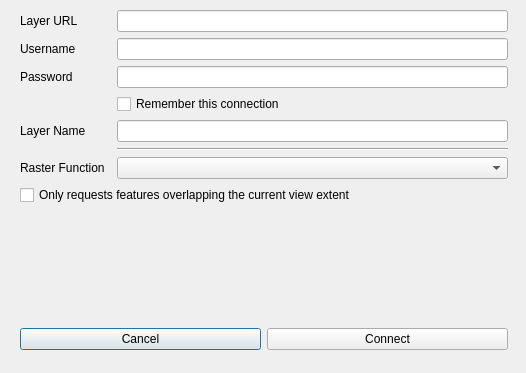
Old version of the form arcgiscon_dialog_new.ui in the repository havochvatten/ArcGISConnector-QGIS-Plugin.
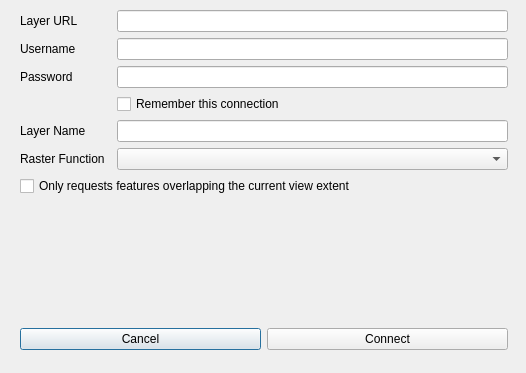
New version of the form. Icons and pictures are not drawn.

Commit message: Removed unused line

What changed in the file:
```diff
--- a/arcgiscon_dialog_new.ui
+++ b/arcgiscon_dialog_new.ui
@@ -56,16 +56,13 @@
         </property>
        </widget>
       </item>
-      <item row="10" column="2">
-       <widget class="QComboBox" name="rasterComboBox"/>
-      </item>
       <item row="6" column="2">
        <widget class="QLineEdit" name="layerNameInput"/>
       </item>
       <item row="0" column="2">
        <widget class="QLineEdit" name="layerUrlInput"/>
       </item>
-      <item row="21" column="0" colspan="3">
+      <item row="20" column="0" colspan="3">
        <widget class="QCheckBox" name="extentOnly">
         <property name="text">
          <string>Only requests features overlapping the current view extent</string>
@@ -79,6 +76,19 @@
         </property>
        </widget>
       </item>
+      <item row="1" column="2">
+       <widget class="QLineEdit" name="usernameInput"/>
+      </item>
+      <item row="9" column="0">
+       <widget class="QLabel" name="rasterLabel">
+        <property name="text">
+         <string>Raster Function</string>
+        </property>
+       </widget>
+      </item>
+      <item row="9" column="2">
+       <widget class="QComboBox" name="rasterComboBox"/>
+      </item>
       <item row="5" column="2">
        <widget class="QCheckBox" name="authCheckBox">
         <property name="text">
@@ -86,13 +96,6 @@
         </property>
        </widget>
       </item>
-      <item row="10" column="0">
-       <widget class="QLabel" name="rasterLabel">
-        <property name="text">
-         <string>Raster Function</string>
-        </property>
-       </widget>
-      </item>
       <item row="6" column="0">
        <widget class="QLabel" name="label_4">
         <property name="text">
@@ -100,16 +103,6 @@
         </property>
        </widget>
       </item>
-      <item row="1" column="2">
-       <widget class="QLineEdit" name="usernameInput"/>
-      </item>
-      <item row="7" column="2">
-       <widget class="Line" name="line">
-        <property name="orientation">
-         <enum>Qt::Horizontal</enum>
-        </property>
-       </widget>
-      </item>
      </layout>
     </item>
     <item>
```
Left out of the diff: 14 changed lines with no effect on the pictures.
